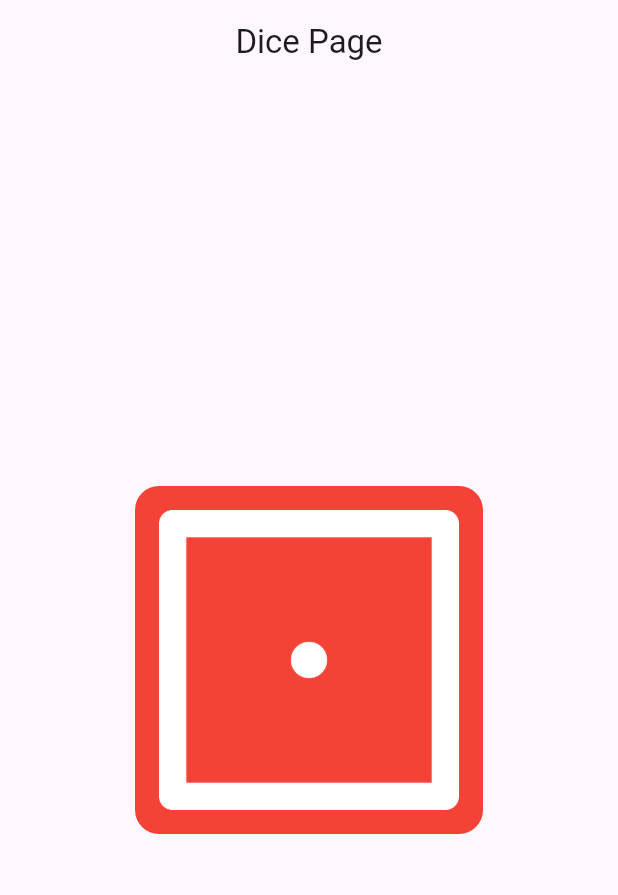
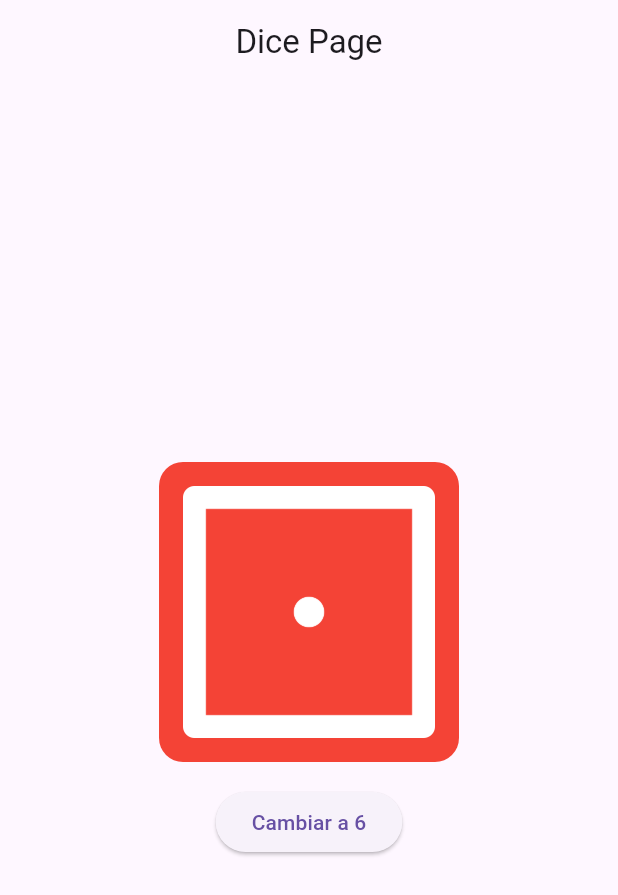
Before and after one commit to fr4nsgallegos/diceappg10, a Flutter app: the screen it shows after launch, on a phone screen of 412 x 824 dp. Shown: the top 895 px of the screen. Run offline on Flutter 3.47's test engine with Material 3 defaults, Android fonts, the phone set to English and light mode, and no system bars.

```diff
--- a/lib/pages/dice_page.dart
+++ b/lib/pages/dice_page.dart
@@ -1,6 +1,17 @@
 import 'package:flutter/material.dart';
 
-class DicePage extends StatelessWidget {
+class DicePage extends StatefulWidget {
+  @override
+  State<DicePage> createState() => _DicePageState();
+}
+
+class _DicePageState extends State<DicePage> {
+  String rutaImagen = "assets/images/dice1.png";
+
+  void cambiarADado6() {
+    rutaImagen = "assets/images/dice6.png";
+  }
+
   @override
   Widget build(BuildContext context) {
     return Scaffold(
@@ -14,16 +25,18 @@ class DicePage extends StatelessWidget {
           mainAxisAlignment: MainAxisAlignment.center,
           children: [
             Container(
+              height: 200,
+              width: 200,
               decoration: BoxDecoration(
                 color: Colors.red,
                 //TRES FORMAS PARA COLOCAR BORDES CIRCULARES A MI CONTAINER
                 // PRIMERA
-                borderRadius: BorderRadius.circular(16),
+                // borderRadius: BorderRadius.circular(16),
 
                 //SEGUNDA
-                // borderRadius: BorderRadius.all(
-                //   Radius.circular(16),
-                // ),
+                borderRadius: BorderRadius.all(
+                  Radius.circular(16),
+                ),
 
                 //TERCERA --- coloco el borde totalmente circular
                 // shape: BoxShape.circle,
@@ -31,11 +44,22 @@ class DicePage extends StatelessWidget {
               // color: Colors.red,
               padding: EdgeInsets.all(16),
               child: Image.asset(
-                "assets/images/dice1.png",
-                width: 200,
-                height: 200,
+                rutaImagen,
+                // width: 200,
+                // height: 200,
               ),
             ),
+            SizedBox(
+              height: 16,
+            ),
+            ElevatedButton(
+              onPressed: () {
+                cambiarADado6();
+
+                setState(() {});
+              },
+              child: Text("Cambiar a 6"),
+            )
           ],
         ),
       ),
```
